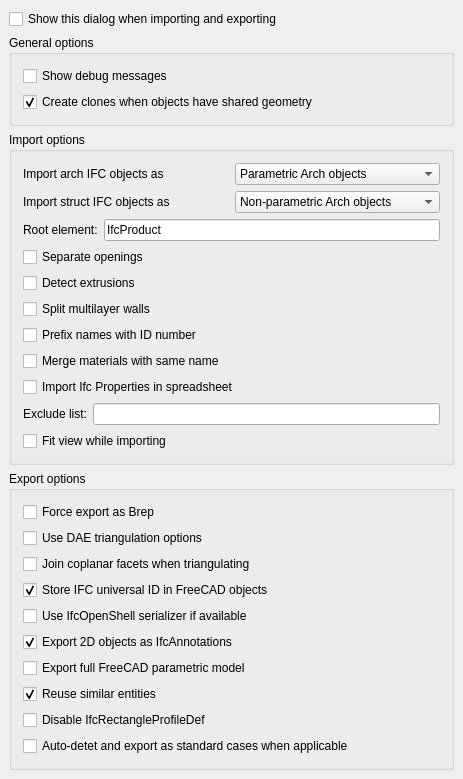
First picture: the form in src/Mod/Arch/Resources/ui/preferences-ifc.ui, repository berndhahnebach/All_FreeCAD, before the edit.
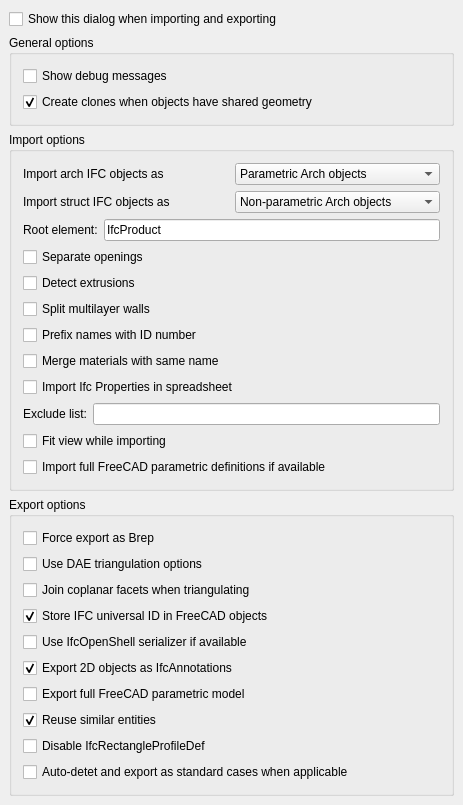
Second picture: the form after the edit. Custom widgets are drawn as their Qt base class.

Commit message: Arch: Added option to not import FreeCAD parametric model from IFC

Patch:
```diff
--- a/src/Mod/Arch/Resources/ui/preferences-ifc.ui
+++ b/src/Mod/Arch/Resources/ui/preferences-ifc.ui
@@ -7,7 +7,7 @@
     <x>0</x>
     <y>0</y>
     <width>463</width>
-    <height>775</height>
+    <height>802</height>
    </rect>
   </property>
   <property name="windowTitle">
@@ -342,6 +342,19 @@
         </property>
        </widget>
       </item>
+      <item>
+       <widget class="Gui::PrefCheckBox" name="checkBox_18">
+        <property name="text">
+         <string>Import full FreeCAD parametric definitions if available</string>
+        </property>
+        <property name="prefEntry" stdset="0">
+         <cstring>IfcImportFreeCADProperties</cstring>
+        </property>
+        <property name="prefPath" stdset="0">
+         <cstring>Mod/Arch</cstring>
+        </property>
+       </widget>
+      </item>
      </layout>
     </widget>
    </item>
```
The commit also changes 1 other file.
